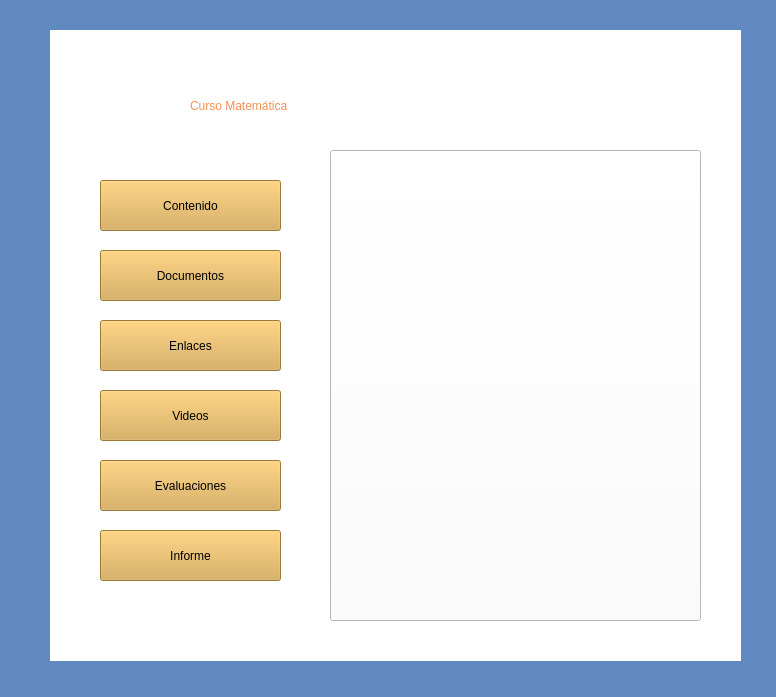
Shanem007/AulaVirtual, file CursoAsignatura.ui: the form before one commit.
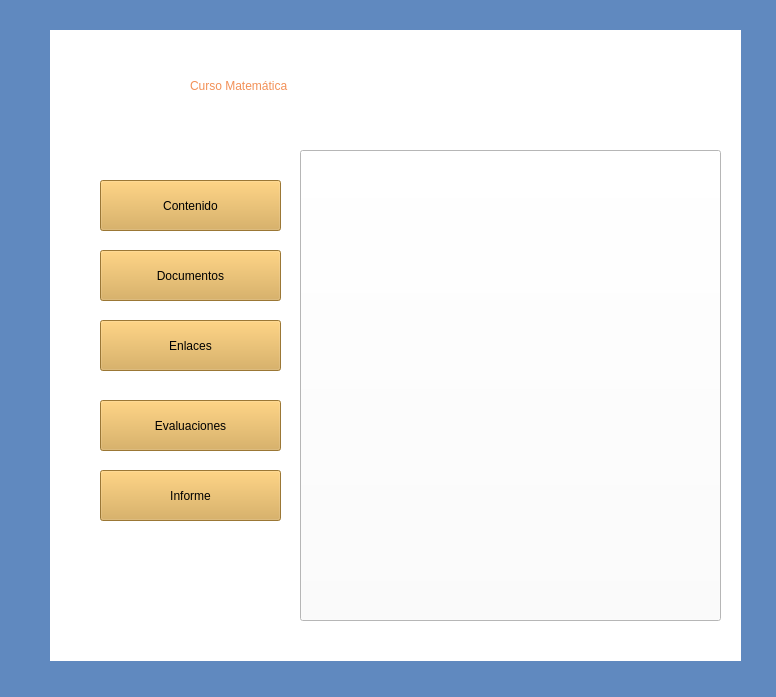
The form after the commit. Icons and pictures are not drawn.

Diff of the .ui file:
```diff
--- a/CursoAsignatura.ui
+++ b/CursoAsignatura.ui
@@ -36,7 +36,7 @@
    <property name="geometry">
     <rect>
      <x>190</x>
-     <y>80</y>
+     <y>60</y>
      <width>451</width>
      <height>51</height>
     </rect>
@@ -53,9 +53,9 @@
   <widget class="QPushButton" name="pushButton_6">
    <property name="geometry">
     <rect>
-     <x>330</x>
+     <x>300</x>
      <y>150</y>
-     <width>371</width>
+     <width>421</width>
      <height>471</height>
     </rect>
    </property>
@@ -68,6 +68,16 @@
    <property name="text">
     <string/>
    </property>
+   <property name="icon">
+    <iconset>
+     <normaloff>img/m2.jpg</normaloff>img/m2.jpg</iconset>
+   </property>
+   <property name="iconSize">
+    <size>
+     <width>500</width>
+     <height>4000</height>
+    </size>
+   </property>
   </widget>
   <widget class="QPushButton" name="pushButton_2">
    <property name="geometry">
@@ -124,7 +134,7 @@
    <property name="geometry">
     <rect>
      <x>100</x>
-     <y>460</y>
+     <y>400</y>
      <width>181</width>
      <height>51</height>
     </rect>
@@ -137,28 +147,11 @@
     <string>Evaluaciones</string>
    </property>
   </widget>
-  <widget class="QPushButton" name="pushButton">
-   <property name="geometry">
-    <rect>
-     <x>100</x>
-     <y>390</y>
-     <width>181</width>
-     <height>51</height>
-    </rect>
-   </property>
-   <property name="styleSheet">
-    <string notr="true">background-color: rgb(217, 167, 74);
-font: 700 14pt &quot;Segoe UI&quot;;</string>
-   </property>
-   <property name="text">
-    <string>Videos</string>
-   </property>
-  </widget>
   <widget class="QPushButton" name="pushButton_5">
    <property name="geometry">
     <rect>
      <x>100</x>
-     <y>530</y>
+     <y>470</y>
      <width>181</width>
      <height>51</height>
     </rect>
```
Left out of the diff: 4 changed lines with no effect on the pictures.
